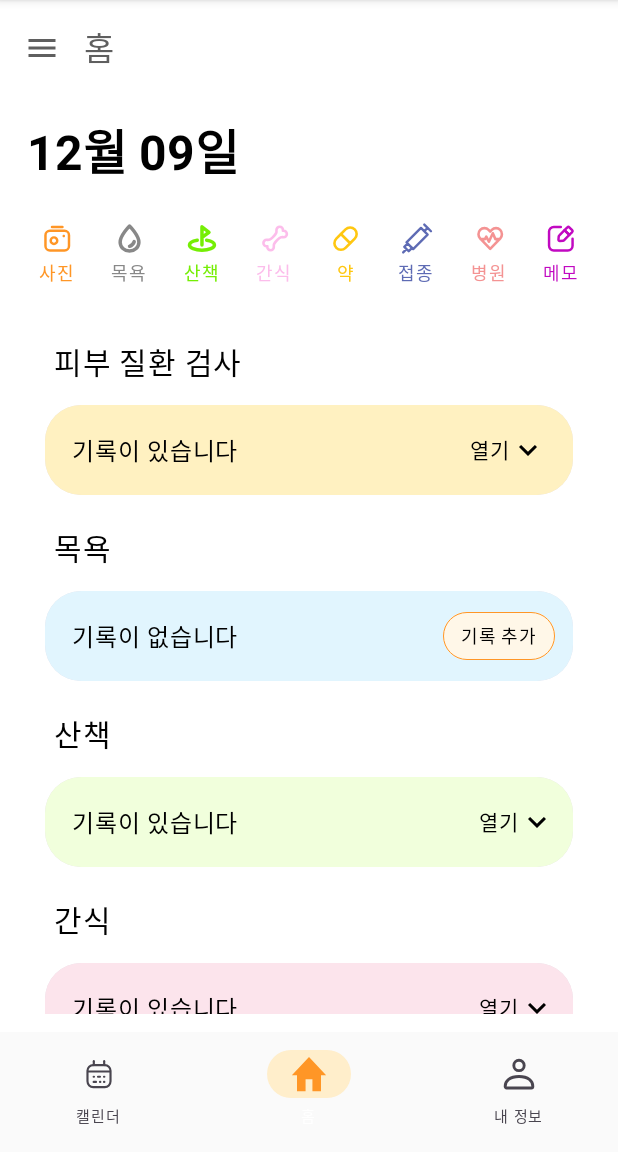
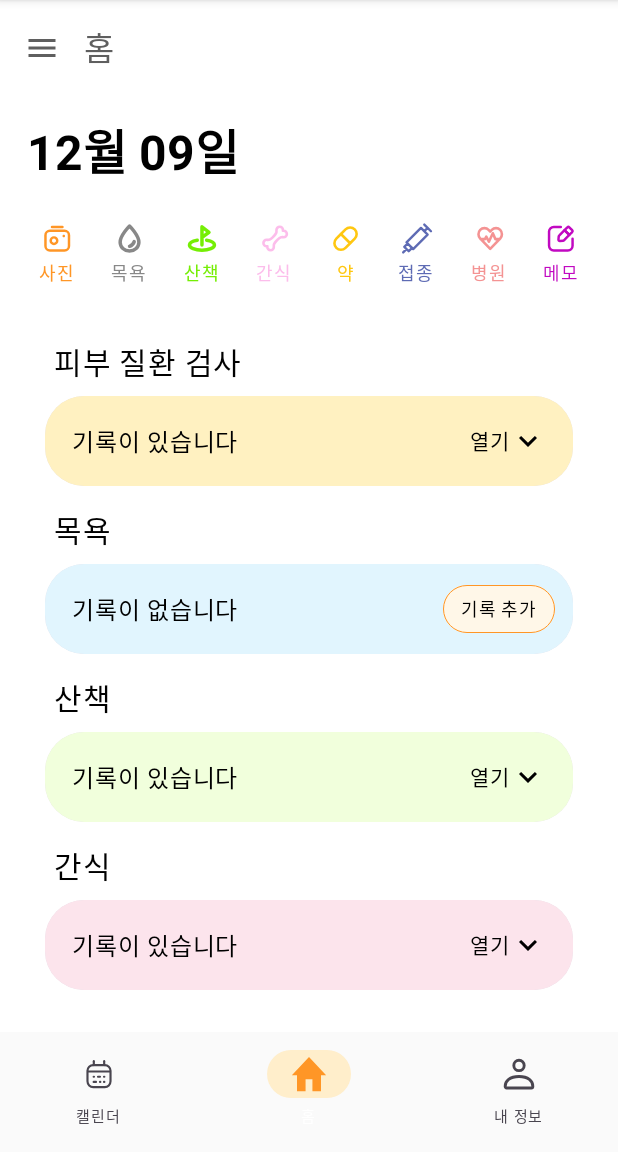
Before and after one commit to o4e3/AILectureProject, an Android app built with Jetpack Compose: the HomeScreen screen opened through its navigation route, on a phone screen of 412 x 824 dp, the part 84-1236 px from its top. Run offline under Robolectric (Android 15) with nearby library versions, the phone set to English and light mode, and no system bars; our stand-ins replace Dagger/Hilt's generated code, accompanist; libraries missing offline, so code that uses them is left out: com.kakao.sdk; 1 statement that could not run was skipped.

Commit message:
Refactor: CardSection 분리

```diff
--- /dev/null
+++ b/frontend/petkinFE/app/src/main/java/com/rtl/petkinfe/presentation/view/core/CardSection.kt
@@ -0,0 +1,298 @@
+package com.rtl.petkinfe.presentation.view.core
+
+import androidx.compose.foundation.BorderStroke
+import androidx.compose.foundation.background
+import androidx.compose.foundation.border
+import androidx.compose.foundation.clickable
+import androidx.compose.foundation.layout.Arrangement
+import androidx.compose.foundation.layout.Box
+import androidx.compose.foundation.layout.Column
+import androidx.compose.foundation.layout.Row
+import androidx.compose.foundation.layout.Spacer
+import androidx.compose.foundation.layout.fillMaxWidth
+import androidx.compose.foundation.layout.height
+import androidx.compose.foundation.layout.padding
+import androidx.compose.foundation.layout.size
+import androidx.compose.foundation.layout.width
+import androidx.compose.foundation.shape.RoundedCornerShape
+import androidx.compose.material.icons.Icons
+import androidx.compose.material.icons.filled.KeyboardArrowDown
+import androidx.compose.material3.Card
+import androidx.compose.material3.Icon
+import androidx.compose.material3.MaterialTheme
+import androidx.compose.material3.Text
+import androidx.compose.material3.TextButton
+import androidx.compose.runtime.Composable
+import androidx.compose.ui.Alignment
+import androidx.compose.ui.Modifier
+import androidx.compose.ui.graphics.Color
+import androidx.compose.ui.res.painterResource
+import androidx.compose.ui.text.font.FontWeight
+import androidx.compose.ui.unit.dp
+import androidx.compose.ui.unit.sp
+import com.rtl.petkinfe.R
+import com.rtl.petkinfe.presentation.view.home.CardState
+import com.rtl.petkinfe.ui.theme.PhotoIconActiveColor
+import com.rtl.petkinfe.ui.theme.SplashBackgroundColor
+
+@Composable
+fun CardContent(
+    title: String,
+    isPhotoUploaded: Boolean,
+    memo: String?,
+    onPhotoUpload: () -> Unit
+) {
+    Column(modifier = Modifier.padding(16.dp)) {
+        when (title) {
+            "피부 질환 검사" -> {
+                SkinCheckCardContent(isPhotoUploaded, onPhotoUpload)
+            }
+            else -> {
+                GeneralCardContent(memo)
+            }
+        }
+    }
+}
+
+@Composable
+fun SkinCheckCardContent(
+    isPhotoUploaded: Boolean,
+    onPhotoUpload: () -> Unit
+) {
+    if (isPhotoUploaded) {
+        PhotoUploadedContent(onPhotoUpload)
+    } else {
+        PhotoNotUploadedContent(onPhotoUpload)
+    }
+}
+
+@Composable
+fun PhotoNotUploadedContent(onPhotoUpload: () -> Unit) {
+    Column(
+        modifier = Modifier.fillMaxWidth(),
+        horizontalAlignment = Alignment.CenterHorizontally,
+        verticalArrangement = Arrangement.Center
+    ) {
+        Text(
+            text = "사진이 없습니다",
+            style = MaterialTheme.typography.bodyMedium,
+            color = Color.Black,
+            modifier = Modifier.padding(bottom = 8.dp)
+        )
+        UploadCameraButton(
+            onClick = onPhotoUpload,
+        )
+    }
+}
+
+@Composable
+fun PhotoUploadedContent(onPhotoUpload: () -> Unit) {
+    Text(
+        text = "사진이 등록되었습니다.",
+        style = MaterialTheme.typography.bodyMedium,
+        color = Color.Black,
+        modifier = Modifier.padding(bottom = 8.dp)
+    )
+    TextButton(
+        onClick = { /* TODO: 피부 질환 검사 로직 */ },
+        modifier = Modifier
+            .fillMaxWidth()
+            .background(
+                color = Color.Gray,
+                shape = RoundedCornerShape(24.dp)
+            )
+            .padding(vertical = 12.dp),
+        enabled = true // 버튼 활성화
+    ) {
+        Text(
+            text = "피부 질환 검사하기",
+            style = MaterialTheme.typography.bodyMedium,
+            color = Color.White
+        )
+    }
+}
+
+@Composable
+fun GeneralCardContent(memo: String?) {
+    Text(
+        text = "📋 메모",
+        style = MaterialTheme.typography.titleMedium,
+        color = Color.Black
+    )
+    Spacer(modifier = Modifier.height(8.dp))
+    if (memo != null) {
+        Text(
+            text = memo,
+            style = MaterialTheme.typography.bodyMedium,
+            color = Color.Black
+        )
+    }
+}
+
+@Composable
+fun UploadCameraButton(
+    onClick: () -> Unit,
+) {
+    Box(
+        modifier = Modifier
+            .border(
+                BorderStroke(1.dp, PhotoIconActiveColor),
+                shape = RoundedCornerShape(12.dp)
+            )
+            .background(
+                color = SplashBackgroundColor,
+                shape = RoundedCornerShape(12.dp)
+            )
+            .clickable(onClick = onClick)
+            .padding(horizontal = 12.dp, vertical = 8.dp) // 최소한의 패딩으로 높이를 줄임
+    ) {
+        Row(
+            verticalAlignment = Alignment.CenterVertically,
+            horizontalArrangement = Arrangement.Center
+        ) {
+            Icon(
+                painter = painterResource(id = R.drawable.ic_camera),
+                contentDescription = "사진 등록",
+                tint = PhotoIconActiveColor,
+                modifier = Modifier.size(12.dp) // 아이콘 크기 줄임
+            )
+            Spacer(modifier = Modifier.width(4.dp))
+            Text(
+                text = "사진 등록",
+                style = MaterialTheme.typography.bodySmall.copy(fontSize = 10.sp),
+                color = PhotoIconActiveColor
+            )
+        }
+    }
+}
+
+
+@Composable
+fun CardHeader(
+    title: String,
+    isExpanded: Boolean,
+    memo: String?,
+    onToggle: () -> Unit,
+    onAddRecord: () -> Unit
+) {
+    Row(
+        modifier = Modifier
+            .fillMaxWidth()
+            .height(36.dp),
+        horizontalArrangement = Arrangement.SpaceBetween,
+        verticalAlignment = Alignment.CenterVertically
+    ) {
+        Text(
+            text = if (memo == null) "기록이 없습니다" else "기록이 있습니다",
+            style = MaterialTheme.typography.bodyLarge.copy(fontSize = 16.sp),
+            fontWeight = FontWeight.Medium,
+            color = Color.Black,
+            modifier = Modifier.padding(start = 6.dp)
+        )
+        HeaderActionButtons(title, isExpanded, memo, onToggle, onAddRecord)
+    }
+}
+
+@Composable
+fun HeaderActionButtons(
+    title: String,
+    isExpanded: Boolean,
+    memo: String?,
+    onToggle: () -> Unit,
+    onAddRecord: () -> Unit
+) {
+    when {
+        title == "피부 질환 검사" -> {
+            ToggleButton(isExpanded, onToggle)
+        }
+        memo == null -> {
+            AddRecordButton(onClick = onAddRecord)
+        }
+        else -> {
+            ToggleButton(isExpanded, onToggle)
+        }
+    }
+}
+
+@Composable
+fun ToggleButton(isExpanded: Boolean, onToggle: () -> Unit) {
+    Row(
+        verticalAlignment = Alignment.CenterVertically,
+        modifier = Modifier
+            .padding(end = 6.dp)
+            .clickable { onToggle() }
+    ) {
+        Text(
+            text = if (isExpanded) "닫기" else "열기",
+            color = Color.Black,
+            fontSize = 14.sp
+        )
+        Icon(
+            imageVector = Icons.Filled.KeyboardArrowDown,
+            contentDescription = null,
+            tint = Color.Black
+        )
+    }
+}
+
+@Composable
+fun AddRecordButton(onClick: () -> Unit) {
+    Row(
+        modifier = Modifier
+            .height(32.dp)
+            .background(
+                color = SplashBackgroundColor,
+                shape = RoundedCornerShape(24.dp)
+            )
+            .border(
+                BorderStroke(0.4.dp, PhotoIconActiveColor),
+                shape = RoundedCornerShape(24.dp)
+            )
+            .clickable(onClick = onClick)
+            .padding(horizontal = 12.dp),
+        verticalAlignment = Alignment.CenterVertically,
+        horizontalArrangement = Arrangement.Center
+    ) {
+        Text(
+            text = "기록 추가",
+            fontSize = 12.sp,
+            color = Color.Black,
+            modifier = Modifier.align(Alignment.CenterVertically)
+        )
+    }
+}
+
+@Composable
+fun ExpandableCard(
+    title: String,
+    color: Color,
+    state: CardState,
+    memo: String?,
+    onToggle: () -> Unit,
+    onPhotoUpload: () -> Unit
+) {
+    Card(
+        modifier = Modifier
+            .fillMaxWidth()
+            .padding(vertical = 6.dp)
+            .clickable { onToggle() },
+        shape = RoundedCornerShape(26.dp)
+    ) {
+        Column(
+            modifier = Modifier
+                .fillMaxWidth()
+                .background(color)
+                .padding(12.dp)
+        ) {
+            CardHeader(title = title, isExpanded = state.isExpanded, memo = memo, onToggle = onToggle, onAddRecord = { TODO() })
+            if (state.isExpanded) {
+                CardContent(
+                    title = title,
+                    isPhotoUploaded = state.isPhotoUploaded,
+                    memo = memo,
+                    onPhotoUpload = onPhotoUpload
+                )
+            }
+        }
+    }
+}
--- a/frontend/petkinFE/app/src/main/java/com/rtl/petkinfe/presentation/view/home/HomeScreen.kt
+++ b/frontend/petkinFE/app/src/main/java/com/rtl/petkinfe/presentation/view/home/HomeScreen.kt
@@ -53,6 +53,10 @@ import com.rtl.petkinfe.domain.model.HealthRecord
 import com.rtl.petkinfe.domain.model.ItemType
 import com.rtl.petkinfe.domain.model.ItemTypeColors
 import com.rtl.petkinfe.domain.model.ItemTypeTitles
+import com.rtl.petkinfe.presentation.view.core.AddRecordButton
+import com.rtl.petkinfe.presentation.view.core.CardContent
+import com.rtl.petkinfe.presentation.view.core.CardHeader
+import com.rtl.petkinfe.presentation.view.core.ExpandableCard
 import com.rtl.petkinfe.presentation.view.core.IconSection
 import com.rtl.petkinfe.presentation.view.home.model.IconUIModel
 import com.rtl.petkinfe.ui.theme.PhotoIconActiveColor
@@ -152,176 +156,3 @@ fun ExpandableCardSection(
         }
     }
 }
-
-
-@Composable
-fun ExpandableCard(
-    title: String,
-    color: Color,
-    state: CardState,
-    memo: String?,
-    onToggle: () -> Unit,
-    onPhotoUpload: () -> Unit
-) {
-    Card(
-        modifier = Modifier
-            .fillMaxWidth()
-            .padding(vertical = 12.dp)
-            .clickable { onToggle() },
-        shape = RoundedCornerShape(24.dp)
-    ) {
-        Column(
-            modifier = Modifier
-                .fillMaxWidth()
-                .background(color)
-                .padding(12.dp)
-        ) {
-            CardHeader(title = title, isExpanded = state.isExpanded, memo =  memo, onToggle = onToggle, onAddRecord = { TODO()})
-            if (state.isExpanded) {
-                CardContent(
-                    title = title,
-                    isPhotoUploaded = state.isPhotoUploaded,
-                    memo = memo,
-                    onPhotoUpload = onPhotoUpload
-                )
-            }
-        }
-    }
-}
-
-@Composable
-fun CardHeader(
-    title: String,
-    isExpanded: Boolean,
-    memo: String?,
-    onToggle: () -> Unit,
-    onAddRecord: () -> Unit
-) {
-    Row(
-        modifier = Modifier
-            .fillMaxWidth()
-            .height(36.dp), // 동일한 높이로 설정
-        horizontalArrangement = Arrangement.SpaceBetween,
-        verticalAlignment = Alignment.CenterVertically
-    ) {
-        // 기록 여부에 따라 표시 텍스트 변경
-        Text(
-            text = if (memo == null) "기록이 없습니다" else "기록이 있습니다",
-            style = MaterialTheme.typography.bodyLarge.copy(fontSize = 16.sp),
-            fontWeight = FontWeight.Medium,
-            color = Color.Black,
-            modifier = Modifier.padding(start = 6.dp)
-        )
-        when {
-            title == "피부 질환 검사" -> {
-                // 피부 질환 검사는 열기/닫기 버튼만 표시
-                Row(
-                    verticalAlignment = Alignment.CenterVertically,
-                    modifier = Modifier.padding(end = 6.dp)
-                    .clickable { onToggle() }
-                ) {
-                    Text(
-                        text = if (isExpanded) "닫기" else "열기",
-                        color = Color.Black,
-                        fontSize = 14.sp
-                    )
-                    Icon(
-                        imageVector = Icons.Filled.KeyboardArrowDown,
-                        contentDescription = null,
-                        tint = Color.Black
-                    )
-                }
-            }
-            memo == null -> {
-                // 기록이 없는 경우 '기록 추가' 버튼 표시
-                AddRecordButton {
-                    onAddRecord()
-                }
-            }
-            else -> {
-                // 기록이 있는 경우 '열기/닫기' 버튼 표시
-                Row(
-                    verticalAlignment = Alignment.CenterVertically,
-                    modifier = Modifier.clickable { onToggle() }
-                ) {
-                    Text(
-                        text = if (isExpanded) "닫기" else "열기",
-                        color = Color.Black,
-                        fontSize = 14.sp
-                    )
-                    Icon(
-                        imageVector = Icons.Filled.KeyboardArrowDown,
-                        contentDescription = null,
-                        tint = Color.Black
-                    )
-                }
-            }
-        }
-    }
-}
-
-
-
-@Composable
-fun CardContent(
-    title: String,
-    isPhotoUploaded: Boolean,
-    memo: String?,
-    onPhotoUpload: () -> Unit
-) {
-    Column(modifier = Modifier.padding(16.dp)) {
-        if (title == "피부 질환 검사") {
-            TextButton(onClick = { onPhotoUpload() }) {
-                Text(
-                    text = if (!isPhotoUploaded) "사진 업로드" else "사진 업로드 완료",
-                    color = if (!isPhotoUploaded) Color.Blue else Color.Green
-                )
-            }
-        } else {
-            Text(
-                text = "📋 메모",
-                style = MaterialTheme.typography.titleMedium,
-                color = Color.Black
-            )
-            Spacer(modifier = Modifier.height(8.dp))
-            if (memo != null) {
-                Text(
-                    text = memo,
-                    style = MaterialTheme.typography.bodyMedium,
-                    color = Color.Black
-                )
-            }
-        }
-    }
-}
-
-
-
-
-
-@Composable
-fun AddRecordButton(onClick: () -> Unit) {
-    Row(
-        modifier = Modifier
-            .height(32.dp)
-            .background(
-                color = SplashBackgroundColor, // 버튼 배경색
-                shape = RoundedCornerShape(24.dp) // 둥근 모서리
-            )
-            .border(
-                BorderStroke(0.4.dp, PhotoIconActiveColor), // 테두리
-                shape = RoundedCornerShape(24.dp)
-            )
-            .clickable(onClick = onClick) // 클릭 이벤트 추가
-            .padding(horizontal = 12.dp), // 패딩 설정
-        verticalAlignment = Alignment.CenterVertically,
-        horizontalArrangement = Arrangement.Center
-    ) {
-        Text(
-            text = "기록 추가",
-            fontSize = 12.sp,
-            color = Color.Black,
-            modifier = Modifier.align(Alignment.CenterVertically)
-        )
-    }
-}
```
